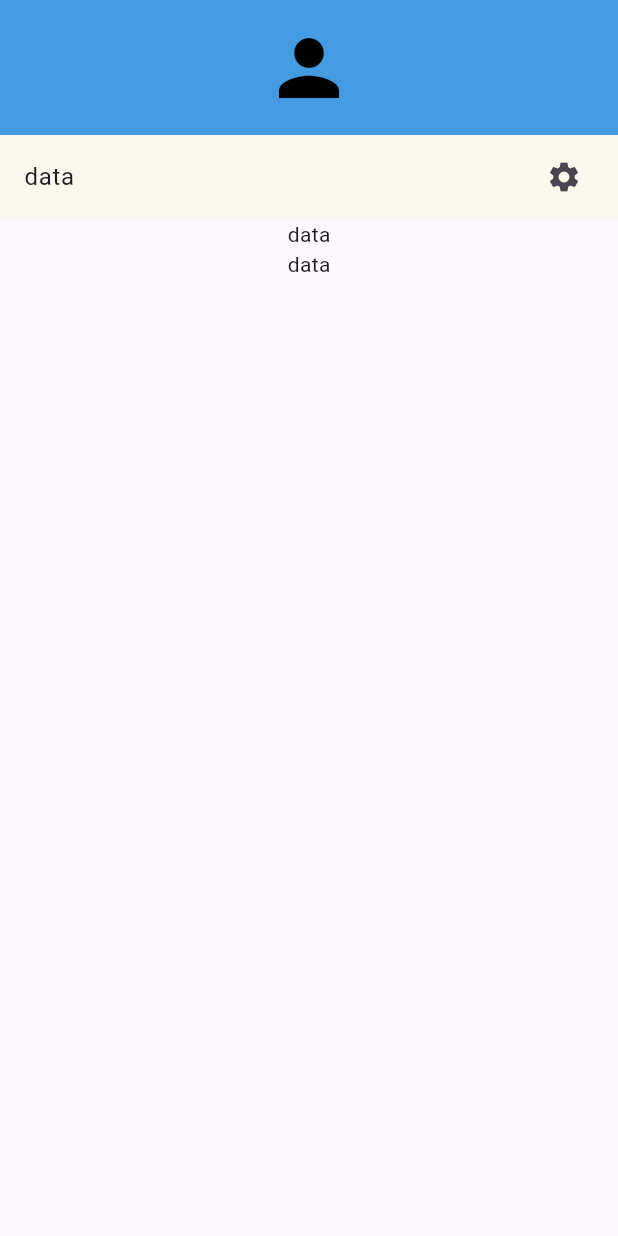
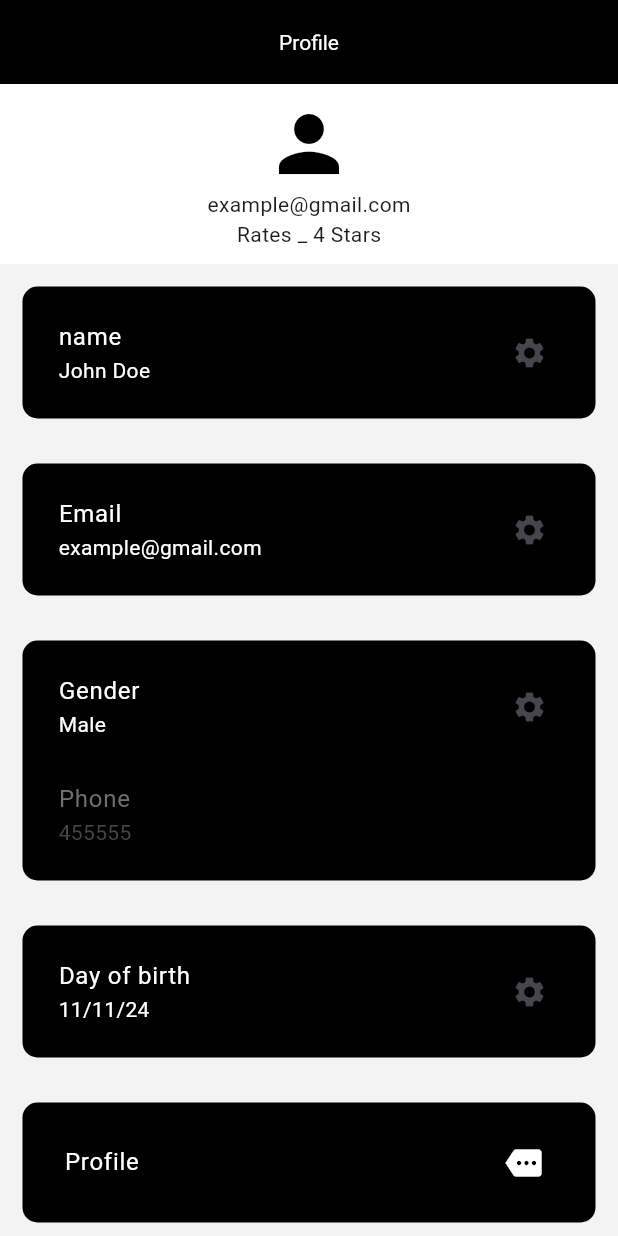
Before and after one commit to 90duse/tlwapp, a Flutter app: the screen it shows after launch, on a phone screen of 412 x 824 dp. Run offline on Flutter 3.47's test engine with Material 3 defaults, Android fonts, the light colour scheme and no system bars.

Commit message:
added some change

```diff
--- /dev/null
+++ b/lib/component/profileListTile.dart
@@ -0,0 +1,28 @@
+import 'package:flutter/material.dart';
+
+class profileListTile extends StatelessWidget {
+  final labalhint;
+  final textname;
+  final IconData editIcon;
+  const profileListTile(
+      {required this.editIcon,
+      required this.labalhint,
+      required this.textname,
+      super.key});
+
+  @override
+  Widget build(BuildContext context) {
+    return ListTile(
+      tileColor: Color.fromARGB(255, 255, 255, 255),
+      title: Text(
+        labalhint,
+        style: TextStyle(color: Colors.white),
+      ),
+      subtitle: Text(
+        textname,
+        style: TextStyle(color: Colors.white),
+      ),
+      trailing: Icon(editIcon),
+    );
+  }
+}
--- a/lib/main.dart
+++ b/lib/main.dart
@@ -12,6 +12,7 @@ class MyApp extends StatelessWidget {
   @override
   Widget build(BuildContext context) {
     return MaterialApp(
+        debugShowCheckedModeBanner: false,
         title: 'Flutter Demo',
         theme: ThemeData(
           colorScheme: ColorScheme.fromSeed(seedColor: Colors.deepPurple),
--- a/lib/model/drawer.dart
+++ b/lib/model/drawer.dart
@@ -1,3 +1,5 @@
+// ignore_for_file: prefer_const_constructors
+
 import 'package:flutter/material.dart';
 import 'package:tlwapp/model/drawer_listTile.dart';
 import 'package:tlwapp/model/userProfile.dart';
--- a/lib/model/drawer_listTile.dart
+++ b/lib/model/drawer_listTile.dart
@@ -12,7 +12,7 @@ class drawerList_tile extends StatelessWidget {
     return ListTile(
         leading: Icon(
           icon,
-          color: Colors.white,
+          color: Color.fromARGB(255, 0, 0, 0),
           size: 30,
         ),
         title: botton);
--- a/lib/model/userProfile.dart
+++ b/lib/model/userProfile.dart
@@ -1,5 +1,9 @@
 // ignore: file_names
+// ignore_for_file: prefer_const_constructors, prefer_const_literals_to_create_immutables
+
 import 'package:flutter/material.dart';
+import 'package:tlwapp/component/profileListTile.dart';
+import 'package:tlwapp/model/drawer_listTile.dart';
 
 // ignore: camel_case_types
 class userProfile extends StatefulWidget {
@@ -15,36 +19,127 @@ class _userProfileState extends State<userProfile> {
     return MaterialApp(
         debugShowCheckedModeBanner: false,
         home: Scaffold(
-          // appBar: AppBar(
-          //   title: Center(child: Text('Profile page')),
-          // ),
+          backgroundColor: Color.fromARGB(255, 243, 243, 243),
+          appBar: AppBar(
+            title: Center(child: Text('Profile')),
+            backgroundColor: Colors.black,
+            titleTextStyle: TextStyle(color: Colors.white),
+          ),
           body: Column(
             children: [
               Center(
                 child: Container(
-                  color: Color.fromARGB(255, 69, 155, 226),
+                  color: Color.fromARGB(255, 255, 255, 255),
+                  padding: EdgeInsets.all(10),
                   width: double.infinity,
-                  height: 90,
-                  child: Icon(
+                  child: Column(
+                    children: [
+                      Icon(
                         Icons.person,
                         color: Colors.black,
                         size: 60,
                       ),
+                      Text('example@gmail.com'),
+                      Text('Rates _ 4 Stars'),
+                    ],
                   ),
                 ),
-              Expanded(
+              ),
+              // info data
+              // Container(
+              //   alignment: Alignment.topLeft,
+              //   padding: EdgeInsets.all(15),
+              //   child: Text('My Details'),
+              // ),
+              Container(
+                alignment: Alignment.topLeft,
+                padding: EdgeInsets.all(8),
+                margin: EdgeInsets.all(15),
+                decoration: BoxDecoration(
+                    color: const Color.fromARGB(255, 0, 0, 0),
+                    borderRadius: BorderRadius.all(Radius.circular(10.0))),
+                child: profileListTile(
+                    editIcon: Icons.settings,
+                    labalhint: 'name',
+                    textname: 'John Doe'),
+              ),
+              Container(
+                alignment: Alignment.topLeft,
+                padding: EdgeInsets.all(8),
+                margin: EdgeInsets.all(15),
+                decoration: BoxDecoration(
+                    color: const Color.fromARGB(255, 0, 0, 0),
+                    borderRadius: BorderRadius.all(Radius.circular(10.0))),
+                child: profileListTile(
+                    editIcon: Icons.settings,
+                    labalhint: 'Email',
+                    textname: 'example@gmail.com'),
+              ),
+              Container(
+                alignment: Alignment.topLeft,
+                padding: EdgeInsets.all(8),
+                margin: EdgeInsets.all(15),
+                decoration: BoxDecoration(
+                    color: const Color.fromARGB(255, 0, 0, 0),
+                    borderRadius: BorderRadius.all(Radius.circular(10.0))),
                 child: Column(
                   children: [
+                    profileListTile(
+                        editIcon: Icons.settings,
+                        labalhint: 'Gender',
+                        textname: 'Male'),
                     ListTile(
-                    tileColor: Color.fromARGB(255, 250, 247, 237),
-                    title: Text('data'),
-                    trailing: Icon(Icons.settings),
+                      tileColor: Color.fromARGB(255, 255, 255, 255),
+                      title: Text(
+                        'Phone',
+                        style: TextStyle(
+                            color: const Color.fromARGB(255, 112, 112, 112)),
                       ),
-                  Column(
-                    children: [Text('data'), Text('data')],
+                      subtitle: Text('455555'),
                     )
                   ],
-              ))
+                ),
+              ),
+              Container(
+                alignment: Alignment.topLeft,
+                padding: EdgeInsets.all(8),
+                margin: EdgeInsets.all(15),
+                decoration: BoxDecoration(
+                    color: const Color.fromARGB(255, 0, 0, 0),
+                    borderRadius: BorderRadius.all(Radius.circular(10.0))),
+                child: profileListTile(
+                    editIcon: Icons.settings,
+                    labalhint: 'Day of birth',
+                    textname: '11/11/24'),
+              ),
+              // Is email verified
+              // Container(
+              //   alignment: Alignment.topLeft,
+              //   padding: EdgeInsets.all(8),
+              //   child: profileListTile(
+              //       editIcon: Icons.settings, labalhint: '', textname: ''),
+              // ),
+
+              Container(
+                alignment: Alignment.topLeft,
+                padding: EdgeInsets.all(12),
+                margin: EdgeInsets.all(15),
+                decoration: BoxDecoration(
+                    color: const Color.fromARGB(255, 0, 0, 0),
+                    borderRadius: BorderRadius.all(Radius.circular(10.0))),
+                child: ListTile(
+                  // tileColor: Colors.amber,
+                  title: Text(
+                    'Profile',
+                    style: TextStyle(color: Colors.white),
+                  ),
+                  trailing: Icon(
+                    Icons.more,
+                    color: Colors.white,
+                  ),
+                ),
+              ),
+              ElevatedButton(onPressed: () {}, child: Text('Edit Profile'))
             ],
           ),
         ));
```
Also changed, not shown: lib/model/userbio.dart (added, +76 -0 lines). Lines whose indentation alone changed are shown as unchanged.
